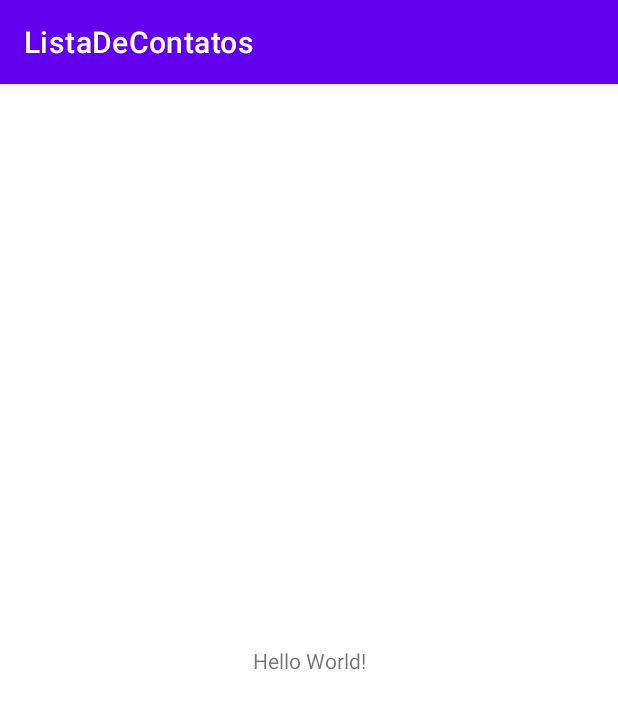
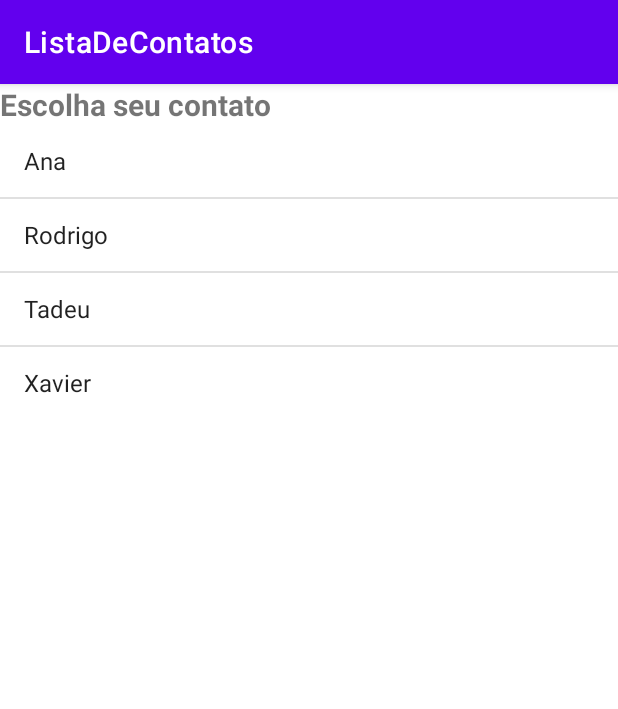
Before and after one commit to maromo71/androidtreinamento, an Android app: the screen it shows after launch (MainActivity), on a phone screen of 412 x 824 dp. Shown: the top 709 px of the screen. Run offline under Robolectric (Android 15) with nearby library versions, the phone set to English and light mode, and no system bars.

Commit message:
Commit ListaContatos

```diff
--- a/ListaDeContatos/app/src/main/java/br/edu/faculdade/listadecontatos/MainActivity.java
+++ b/ListaDeContatos/app/src/main/java/br/edu/faculdade/listadecontatos/MainActivity.java
@@ -1,14 +1,29 @@
 package br.edu.faculdade.listadecontatos;
 
+import androidx.appcompat.app.AlertDialog;
 import androidx.appcompat.app.AppCompatActivity;
 
 import android.os.Bundle;
+import android.widget.ListView;
+import android.widget.TextView;
 
 public class MainActivity extends AppCompatActivity {
 
+    ListView listaContatos;
     @Override
     protected void onCreate(Bundle savedInstanceState) {
         super.onCreate(savedInstanceState);
         setContentView(R.layout.activity_main);
+
+        listaContatos = findViewById(R.id.listaContatos);
+
+        listaContatos.setOnItemClickListener((adapterView, view, i, l) -> {
+            String nome = ((TextView) view).getText().toString();
+            AlertDialog.Builder cx = new AlertDialog.Builder(MainActivity.this);
+            cx.setTitle("Contato Selecionado");
+            cx.setMessage("Contato: " + nome);
+            cx.setNeutralButton("OK", null);
+            cx.show();
+        });
     }
 }
--- a/ListaDeContatos/app/src/main/res/layout/activity_main.xml
+++ b/ListaDeContatos/app/src/main/res/layout/activity_main.xml
@@ -1,18 +1,23 @@
 <?xml version="1.0" encoding="utf-8"?>
-<androidx.constraintlayout.widget.ConstraintLayout xmlns:android="http://schemas.android.com/apk/res/android"
-    xmlns:app="http://schemas.android.com/apk/res-auto"
+<LinearLayout xmlns:android="http://schemas.android.com/apk/res/android"
     xmlns:tools="http://schemas.android.com/tools"
     android:layout_width="match_parent"
     android:layout_height="match_parent"
+    android:orientation="vertical"
     tools:context=".MainActivity">
 
     <TextView
+        android:id="@+id/textView"
+        android:layout_width="match_parent"
+        android:layout_height="wrap_content"
+        android:text="@string/escolha_seu_contato"
+        android:textSize="20sp"
+        android:textStyle="bold" />
+
+    <ListView
+        android:id="@+id/listaContatos"
         android:layout_width="wrap_content"
         android:layout_height="wrap_content"
-        android:text="Hello World!"
-        app:layout_constraintBottom_toBottomOf="parent"
-        app:layout_constraintLeft_toLeftOf="parent"
-        app:layout_constraintRight_toRightOf="parent"
-        app:layout_constraintTop_toTopOf="parent" />
+        android:entries="@array/contatos" />
 
-</androidx.constraintlayout.widget.ConstraintLayout>
+</LinearLayout>
--- a/ListaDeContatos/app/src/main/res/values/strings.xml
+++ b/ListaDeContatos/app/src/main/res/values/strings.xml
@@ -1,3 +1,10 @@
 <resources>
     <string name="app_name">ListaDeContatos</string>
+    <string name="escolha_seu_contato">Escolha seu contato</string>
+    <string-array name="contatos">
+        <item>Ana</item>
+        <item>Rodrigo</item>
+        <item>Tadeu</item>
+        <item>Xavier</item>
+    </string-array>
 </resources>
```
